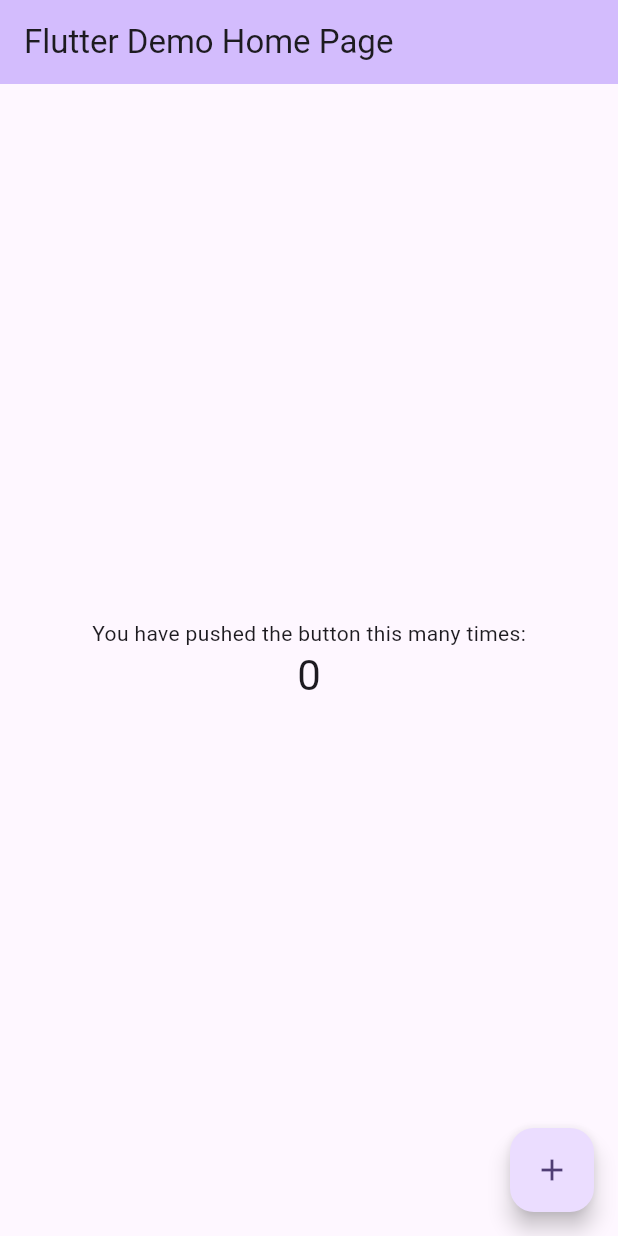
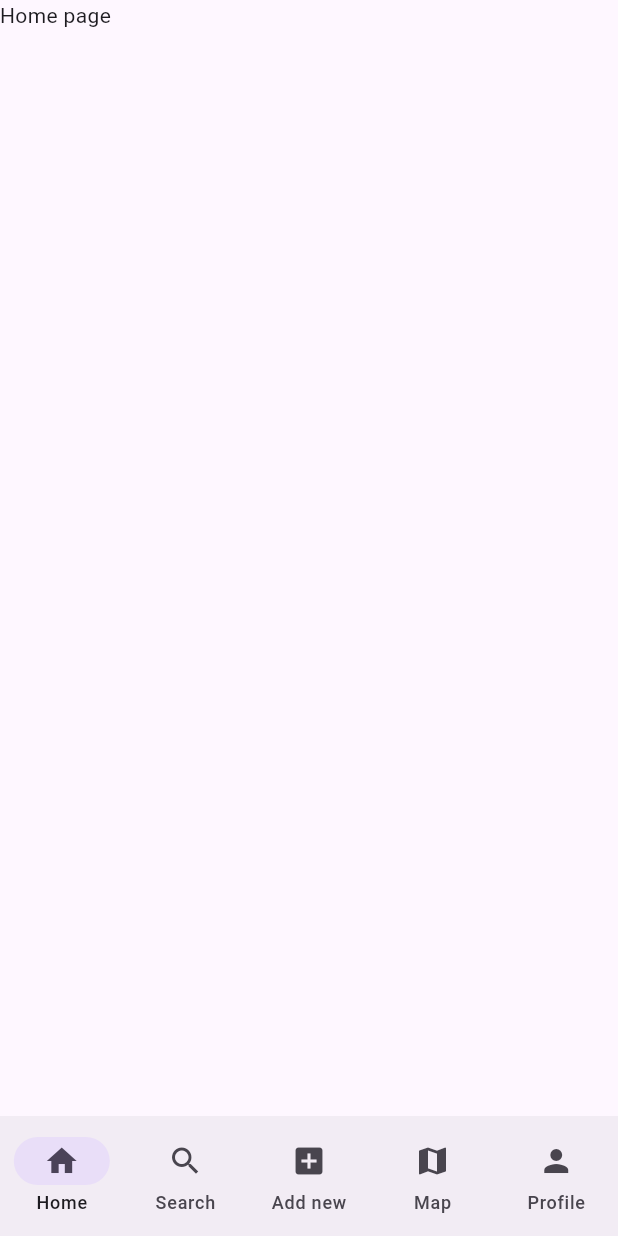
Before and after one commit to Deaponn/rybocheck, a Flutter app: the screen it shows after launch, on a phone screen of 412 x 824 dp. Run offline on Flutter 3.47's test engine with Material 3 defaults, Android fonts, the phone set to English and light mode, and no system bars.

Commit message:
Add basic navigation

```diff
--- a/frontend/lib/main.dart
+++ b/frontend/lib/main.dart
@@ -1,3 +1,8 @@
+import 'package:Rybocheck/src/views/home.dart';
+import 'package:Rybocheck/src/views/new_post.dart';
+import 'package:Rybocheck/src/views/profile.dart';
+import 'package:Rybocheck/src/views/search.dart';
+import 'package:Rybocheck/src/views/map.dart';
 import 'package:flutter/material.dart';
 
 void main() {
@@ -11,115 +16,52 @@
   @override
   Widget build(BuildContext context) {
     return MaterialApp(
-      title: 'Flutter Demo',
+      title: 'Rybocheck',
       theme: ThemeData(
-        // This is the theme of your application.
-        //
-        // TRY THIS: Try running your application with "flutter run". You'll see
-        // the application has a purple toolbar. Then, without quitting the app,
-        // try changing the seedColor in the colorScheme below to Colors.green
-        // and then invoke "hot reload" (save your changes or press the "hot
-        // reload" button in a Flutter-supported IDE, or press "r" if you used
-        // the command line to start the app).
-        //
-        // Notice that the counter didn't reset back to zero; the application
-        // state is not lost during the reload. To reset the state, use hot
-        // restart instead.
-        //
-        // This works for code too, not just values: Most code changes can be
-        // tested with just a hot reload.
         colorScheme: ColorScheme.fromSeed(seedColor: Colors.deepPurple),
         useMaterial3: true,
       ),
-      home: const MyHomePage(title: 'Flutter Demo Home Page'),
+      home: const AppNavigation()
     );
   }
 }
 
-class MyHomePage extends StatefulWidget {
-  const MyHomePage({super.key, required this.title});
-
-  // This widget is the home page of your application. It is stateful, meaning
-  // that it has a State object (defined below) that contains fields that affect
-  // how it looks.
-
-  // This class is the configuration for the state. It holds the values (in this
-  // case the title) provided by the parent (in this case the App widget) and
-  // used by the build method of the State. Fields in a Widget subclass are
-  // always marked "final".
-
-  final String title;
+class AppNavigation extends StatefulWidget {
+  const AppNavigation({super.key});
 
   @override
-  State<MyHomePage> createState() => _MyHomePageState();
+  State<AppNavigation> createState() => _AppNavigationState();
 }
 
-class _MyHomePageState extends State<MyHomePage> {
-  int _counter = 0;
-
-  void _incrementCounter() {
-    setState(() {
-      // This call to setState tells the Flutter framework that something has
-      // changed in this State, which causes it to rerun the build method below
-      // so that the display can reflect the updated values. If we changed
-      // _counter without calling setState(), then the build method would not be
-      // called again, and so nothing would appear to happen.
-      _counter++;
-    });
-  }
+class _AppNavigationState extends State<AppNavigation> {
+  int _currentPageIndex = 0;
 
   @override
   Widget build(BuildContext context) {
-    // This method is rerun every time setState is called, for instance as done
-    // by the _incrementCounter method above.
-    //
-    // The Flutter framework has been optimized to make rerunning build methods
-    // fast, so that you can just rebuild anything that needs updating rather
-    // than having to individually change instances of widgets.
     return Scaffold(
-      appBar: AppBar(
-        // TRY THIS: Try changing the color here to a specific color (to
-        // Colors.amber, perhaps?) and trigger a hot reload to see the AppBar
-        // change color while the other colors stay the same.
-        backgroundColor: Theme.of(context).colorScheme.inversePrimary,
-        // Here we take the value from the MyHomePage object that was created by
-        // the App.build method, and use it to set our appbar title.
-        title: Text(widget.title),
+      // appBar: AppBar(),
+      bottomNavigationBar: NavigationBar(
+        onDestinationSelected: (int newPageIndex) {
+          setState(() {
+            _currentPageIndex = newPageIndex;
+          });
+        },
+        selectedIndex: _currentPageIndex,
+        destinations: const <Widget>[
+          NavigationDestination(icon: Icon(Icons.home), label: "Home"),
+          NavigationDestination(icon: Icon(Icons.search), label: "Search"),
+          NavigationDestination(icon: Icon(Icons.add_box), label: "Add new"),
+          NavigationDestination(icon: Icon(Icons.map), label: "Map"),
+          NavigationDestination(icon: Icon(Icons.person), label: "Profile")
+        ],
       ),
-      body: Center(
-        // Center is a layout widget. It takes a single child and positions it
-        // in the middle of the parent.
-        child: Column(
-          // Column is also a layout widget. It takes a list of children and
-          // arranges them vertically. By default, it sizes itself to fit its
-          // children horizontally, and tries to be as tall as its parent.
-          //
-          // Column has various properties to control how it sizes itself and
-          // how it positions its children. Here we use mainAxisAlignment to
-          // center the children vertically; the main axis here is the vertical
-          // axis because Columns are vertical (the cross axis would be
-          // horizontal).
-          //
-          // TRY THIS: Invoke "debug painting" (choose the "Toggle Debug Paint"
-          // action in the IDE, or press "p" in the console), to see the
-          // wireframe for each widget.
-          mainAxisAlignment: MainAxisAlignment.center,
-          children: <Widget>[
-            const Text(
-              'You have pushed the button this many times:',
-            ),
-            Text(
-              '$_counter',
-              style: Theme.of(context).textTheme.headlineMedium,
-            ),
-          ],
-        ),
-      ),
-      floatingActionButton: FloatingActionButton(
-        onPressed: _incrementCounter,
-        tooltip: 'Increment',
-        child: const Icon(Icons.add),
-      ), // This trailing comma makes auto-formatting nicer for build methods.
+        body: <Widget>[
+          const Home(),
+          const Search(),
+          const NewPost(),
+          const Map(),
+          const Profile(),
+        ][_currentPageIndex]
     );
   }
 }
--- a/frontend/lib/src/views/home.dart
+++ b/frontend/lib/src/views/home.dart
@@ -0,0 +1,10 @@
+import 'package:flutter/material.dart';
+
+class Home extends StatelessWidget{
+  const Home({super.key});
+
+  @override
+  Widget build(BuildContext context){
+    return const Text("Home page", textAlign: TextAlign.center);
+  }
+}
--- a/frontend/lib/src/views/map.dart
+++ b/frontend/lib/src/views/map.dart
@@ -0,0 +1,10 @@
+import 'package:flutter/material.dart';
+
+class Map extends StatelessWidget{
+  const Map({super.key});
+
+  @override
+  Widget build(BuildContext context){
+    return const Text("Map page", textAlign: TextAlign.center);
+  }
+}
--- a/frontend/lib/src/views/profile.dart
+++ b/frontend/lib/src/views/profile.dart
@@ -0,0 +1,10 @@
+import 'package:flutter/material.dart';
+
+class Profile extends StatelessWidget{
+  const Profile({super.key});
+
+  @override
+  Widget build(BuildContext context){
+    return const Text("Profile page", textAlign: TextAlign.center);
+  }
+}
--- a/frontend/lib/src/views/search.dart
+++ b/frontend/lib/src/views/search.dart
@@ -0,0 +1,10 @@
+import 'package:flutter/material.dart';
+
+class Search extends StatelessWidget{
+  const Search({super.key});
+
+  @override
+  Widget build(BuildContext context){
+    return const Text("Search page", textAlign: TextAlign.center);
+  }
+}
```
Also changed, not shown: frontend/lib/src/views/approvals.dart (+10 -0 lines), frontend/lib/src/views/new_post.dart (+10 -0 lines), frontend/lib/src/views/show_post.dart (+10 -0 lines).
